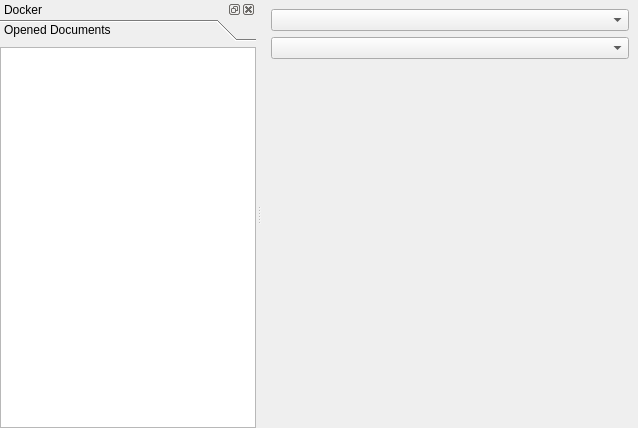
Before: the Qt Designer form modules/editor/UIMain.ui in pasnox/mks-ng, drawn with Qt 5.
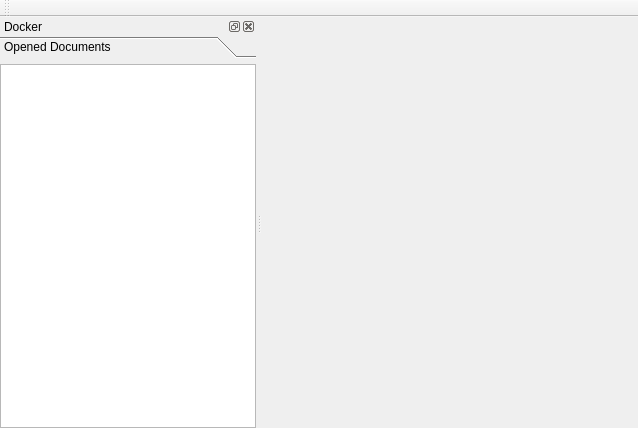
After: the same form once the commit is applied. Custom widgets are drawn as their Qt base class.

Commit message: Replace widgets by the stacked document toolbar which add its own widget.

Patch:
```diff
--- a/modules/editor/UIMain.ui
+++ b/modules/editor/UIMain.ui
@@ -15,12 +15,6 @@
   </property>
   <widget class="QWidget" name="wCentral">
    <layout class="QVBoxLayout" name="verticalLayout_3">
-    <item>
-     <widget class="QComboBox" name="cbLanguages"/>
-    </item>
-    <item>
-     <widget class="QComboBox" name="cbStyles"/>
-    </item>
     <item>
      <widget class="StackedDocument" name="sdDocuments"/>
     </item>
@@ -92,7 +86,7 @@
           <x>0</x>
           <y>0</y>
           <width>256</width>
-          <height>377</height>
+          <height>367</height>
          </rect>
         </property>
         <attribute name="label">
@@ -115,6 +109,17 @@
     </layout>
    </widget>
   </widget>
+  <widget class="StackedDocumentToolBar" name="sdtbDocument">
+   <property name="windowTitle">
+    <string>toolBar</string>
+   </property>
+   <attribute name="toolBarArea">
+    <enum>TopToolBarArea</enum>
+   </attribute>
+   <attribute name="toolBarBreak">
+    <bool>false</bool>
+   </attribute>
+  </widget>
  </widget>
  <customwidgets>
   <customwidget>
@@ -128,6 +133,11 @@
    <extends>QTreeView</extends>
    <header>StackedDocumentTreeView.h</header>
   </customwidget>
+  <customwidget>
+   <class>StackedDocumentToolBar</class>
+   <extends>QToolBar</extends>
+   <header>StackedDocumentToolBar.h</header>
+  </customwidget>
  </customwidgets>
  <resources/>
  <connections/>
```
The commit also changes 2 other files.
